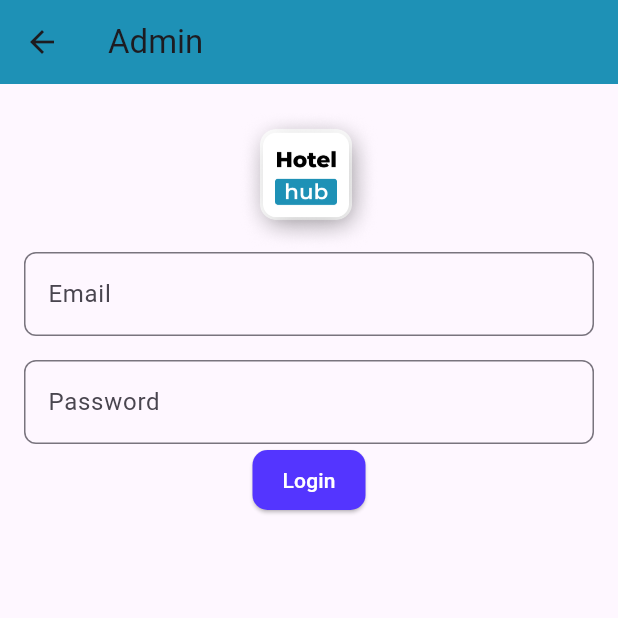
After one commit to YourboiPrince/Hotel_Management, a Flutter app: the AdminScreen screen opened by its route, on a phone screen of 412 x 824 dp, the top half of it. The commit adds this screen. Run offline on Flutter 3.47's test engine with Material 3 defaults, Android fonts, the phone set to English and light mode, and no system bars; our stand-ins replace awesome_dialog, cloud_firestore, firebase_auth, firebase_core, flutter_iconly; accounts and stored records are empty; generated files the repository leaves out were written again; network calls fail.

Commit message:
admin commit

```diff
--- /dev/null
+++ b/lib/domain/models/admin_model.dart
@@ -0,0 +1,29 @@
+class AdminModel {
+  String? id;
+  String? name;
+  String? email;
+  String password = '';
+
+  AdminModel({
+    this.id,
+    this.name,
+    this.email,
+    this.password = '',
+  });
+
+  AdminModel.fromJson(Map<String, dynamic> json) {
+    id = json['id'];
+    name = json['name'];
+    email = json['email'];
+    password = json['password'];
+  }
+
+  Map<String, dynamic> toJson() {
+    return {
+      'id': id,
+      'name': name,
+      'email': email,
+      'password': password,
+    };
+  }
+}
--- /dev/null
+++ b/lib/domain/services/admin_service.dart
@@ -0,0 +1,68 @@
+import 'package:awesome_dialog/awesome_dialog.dart';
+import 'package:cloud_firestore/cloud_firestore.dart';
+import 'package:firebase_auth/firebase_auth.dart';
+import 'package:flutter/material.dart';
+
+import '../models/admin_model.dart';
+
+/// Create a service class for handling admin-related operations.
+class AdminService {
+  //initialize Firebase Firestore and Firebase Auth
+  final FirebaseFirestore _firestore = FirebaseFirestore.instance;
+  //initialize Firebase Auth
+  final FirebaseAuth _auth = FirebaseAuth.instance;
+
+  /// Set the admin data in the Firestore database.
+  /// Takes an [admin] object and sets it in the 'admins' collection with the document ID '18'.
+  Future<void> setAdmin(admin) async {
+    try {
+      await _firestore.collection('admins').doc('18').set(admin.toJson());
+    } catch (e) {
+      print('Error setting admin: $e');
+    }
+  }
+
+  /// Sign in an admin with the provided [email] and [password].
+  /// Returns an [AdminModel] object if the sign-in is successful, otherwise returns null.
+  /// Displays an error dialog with the appropriate error message if sign-in fails.
+  Future<AdminModel?> signInWithEmailAndPassword(
+      BuildContext context, AdminModel adminModel) async {
+    try {
+      UserCredential userCredential = await _auth.signInWithEmailAndPassword(
+        email: adminModel.email.toString(),
+        password: adminModel.password,
+      );
+      // debugPrint('User: ${userCredential.user}');
+      User? user = userCredential.user;
+      String id = user?.uid ?? '';
+      String userEmail = user?.email ?? '';
+      return AdminModel(
+        id: id,
+        email: userEmail,
+      );
+    } on FirebaseAuthException catch (e) {
+      // Handle specific FirebaseAuthException errors
+      String errorMessage = '';
+      switch (e.code) {
+        case 'user-not-found':
+          errorMessage = 'No user found with that email.';
+          break;
+        case 'wrong-password':
+          errorMessage = 'Wrong password provided for that user.';
+          break;
+        default:
+          errorMessage = e.code.toString();
+      }
+      // ignore: use_build_context_synchronously
+      AwesomeDialog(
+        context: context,
+        dialogType: DialogType.info,
+        animType: AnimType.rightSlide,
+        title: 'Error',
+        desc: errorMessage,
+        btnOkOnPress: () {},
+      ).show();
+      return null;
+    }
+  }
+}
--- a/lib/main.dart
+++ b/lib/main.dart
@@ -8,7 +8,11 @@ import 'package:provider/provider.dart'; // Import Provider package
 import 'package:hotel/providers/auth_provider.dart'; // Import authentication provider
 import 'package:hotel/presentation/authentication/screens/login_screen.dart'; // Import login screen
 import 'package:hotel/presentation/authentication/screens/profile_screen.dart';
-import 'package:cloud_firestore/cloud_firestore.dart'; // Import Firestore
+import 'package:cloud_firestore/cloud_firestore.dart';
+// import 'presentation/home/add_hotels_screen.dart';
+// import 'providers/admin_provider.dart';
+import 'presentation/authentication/screens/admin_screen.dart';
+ // Import Firestore
 
 Future<void> main() async {
   WidgetsFlutterBinding.ensureInitialized();
@@ -42,7 +46,9 @@ class Hotel extends StatelessWidget {
         '/home': (context) => const MyHomePage(title: 'Hotel Page'), // Home screen
         '/signUp': (context) => const SignUpScreen(), // Sign up screen
         '/login': (context) => const LoginScreen(), // Login screen
-        '/profile': (context) => const ProfileScreen(), // Profile screen
+        '/profile': (context) => const ProfileScreen(),
+         '/admin': (context) => AdminScreen(),
+        // '/addHotels': (context) => const AddHotelScreen(), // Profile screen
       },
     );
   }
--- /dev/null
+++ b/lib/presentation/authentication/screens/admin_screen.dart
@@ -0,0 +1,57 @@
+// ignore_for_file: use_build_context_synchronously
+
+import 'package:flutter/material.dart';
+import 'package:hotel/presentation/authentication/widgets/logo.dart';
+import 'package:provider/provider.dart';
+
+import '../../../providers/admin_provider.dart';
+
+class AdminScreen extends StatelessWidget {
+  AdminScreen({super.key});
+  final _emailController = TextEditingController();
+  final _passwordController = TextEditingController();
+
+  @override
+  Widget build(BuildContext context) {
+    return Scaffold(
+      appBar: AppBar(
+        title: const Text('Admin'),
+      ),
+      body: Padding(
+        padding: const EdgeInsets.all(16.0),
+        child: Column(
+          children: [
+            const LogoWidget(),
+            TextFormField(
+              controller: _emailController,
+              decoration: const InputDecoration(
+                labelText: 'Email',
+              ),
+            ),
+            const SizedBox(height: 16),
+            TextFormField(
+              controller: _passwordController,
+              decoration: const InputDecoration(
+                labelText: 'Password',
+              ),
+              obscureText: true,
+            ),
+            ElevatedButton(
+              onPressed: () async {
+                String email = _emailController.text.trim();
+                String password = _passwordController.text.trim();
+                // Pass the current context to the AdminProvider
+                await context
+                    .read<AdminProvider>()
+                    .signInWithEmailAndPassword(context, email, password);
+                // Check if the user is created successfully
+                Navigator.pushNamed(context, '/addHotels');
+              },
+              child: const Text('Login'),
+            ),
+          ],
+        ),
+      ),
+    );
+  }
+}
--- a/lib/presentation/authentication/screens/login_screen.dart
+++ b/lib/presentation/authentication/screens/login_screen.dart
@@ -75,6 +75,12 @@ class _CreateUserScreenState extends State<LoginScreen> {
                   },
                   child: const Text('Login'), // Login button
                 ),
+                 TextButton(
+              onPressed: () {
+                Navigator.pushNamed(context, '/admin');
+              },
+              child: const Text('Login as admin'),
+            ),
               ],
             ),
           ),
--- a/lib/presentation/home/room_details_screen.dart
+++ b/lib/presentation/home/room_details_screen.dart
@@ -4,7 +4,7 @@ import 'package:hotel/domain/models/room_model.dart';
 class RoomDetailsScreen extends StatelessWidget {
   final Room room;
 
-  const RoomDetailsScreen({super.key, required this.room});
+  const RoomDetailsScreen({super.key, required this.room, required Type Room});
 
   @override
   Widget build(BuildContext context) {
--- /dev/null
+++ b/lib/providers/admin_provider.dart
@@ -0,0 +1,30 @@
+import 'package:flutter/material.dart';
+import 'package:hotel/domain/services/admin_service.dart';
+
+import '../domain/models/admin_model.dart';
+
+class AdminProvider extends ChangeNotifier {
+  final AdminService _adminService = AdminService();
+  AdminModel? _user;
+  String? _errorMessage;
+  AdminModel? get user => _user;
+  String? get errorMessage => _errorMessage;
+  Future setAdmin(admin) async {
+    await _adminService.setAdmin(admin);
+  }
+
+  Future signInWithEmailAndPassword(
+      BuildContext context, String email, String password) async {
+    AdminModel? createdUser = await _adminService.signInWithEmailAndPassword(
+        context, AdminModel(email: email, password: password));
+    //debugPrint('createdUser: $createdUser');
+    if (createdUser != null) {
+      _user = createdUser;
+      _errorMessage = null;
+      notifyListeners();
+    } else {
+      _errorMessage = "An error occurred while creating the user.";
+      notifyListeners();
+    }
+  }
+}
```
Also changed, not shown: lib/presentation/home/hotel_rooms_screen.dart (+8 -8 lines).
